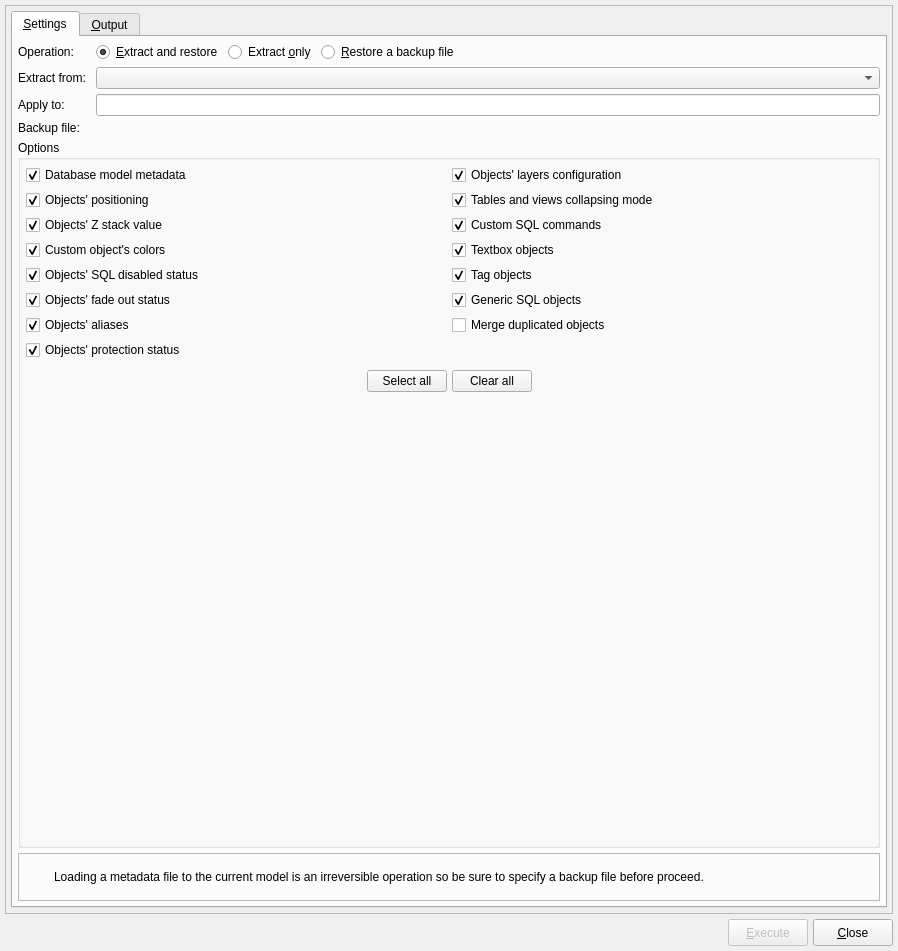
Old version of the form libs/libgui/ui/tools/metadatahandlingform.ui in the repository pgmodeler/pgmodeler.
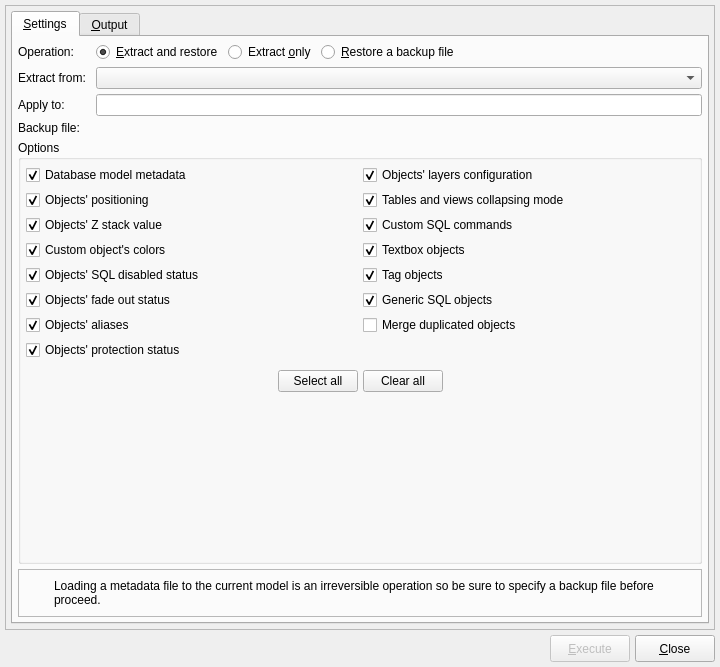
New version of the form. Icons and pictures are not drawn.

Commit message: Minor adjusment in minimum size of Messagebox

The edit to the form file:
```diff
--- a/libs/libgui/ui/tools/metadatahandlingform.ui
+++ b/libs/libgui/ui/tools/metadatahandlingform.ui
@@ -6,10 +6,16 @@
    <rect>
     <x>0</x>
     <y>0</y>
-    <width>898</width>
-    <height>951</height>
+    <width>720</width>
+    <height>667</height>
    </rect>
   </property>
+  <property name="minimumSize">
+   <size>
+    <width>720</width>
+    <height>665</height>
+   </size>
+  </property>
   <property name="windowTitle">
    <string>Handle metadata</string>
   </property>
```
The commit also changes 5 other files.
